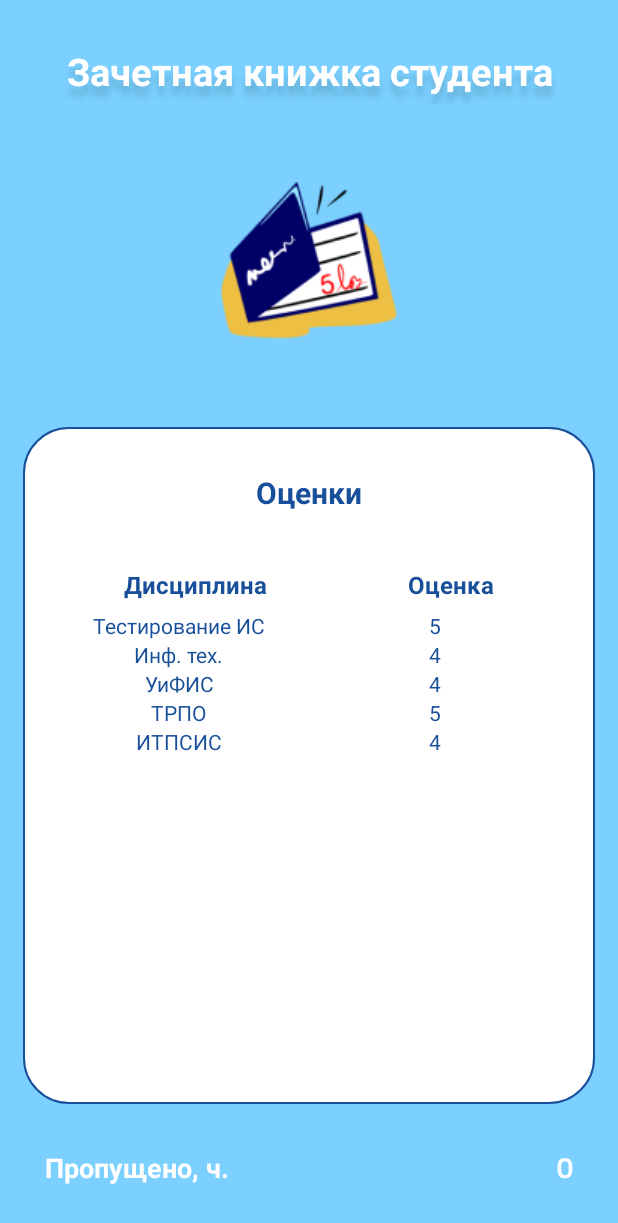
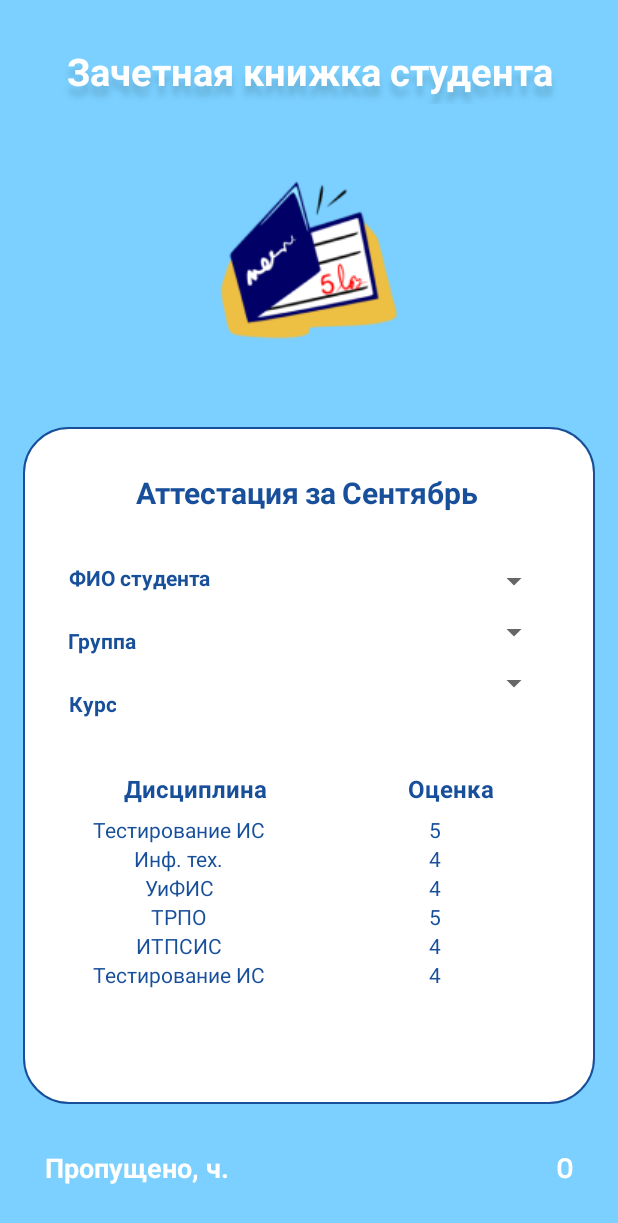
Before and after one commit to Hitakoto/zachetka, an Android app: the fragment HomeTeacherFragment shown on its own in the app's theme, on a phone screen of 412 x 824 dp. Shown: the top 1223 px of the screen. Run offline under Robolectric (Android 15) with nearby library versions, the light colour scheme and no system bars; Roboto replaces fonts that are not available here.

Commit message:
Second message

```diff
--- a/Zachetka/app/src/main/java/com/example/zachetka/d.java
+++ b/Zachetka/app/src/main/java/com/example/zachetka/d.java
@@ -1,4 +1,5 @@
 package com.example.zachetka;
 
 public class d {
+
 }
--- a/Zachetka/app/src/main/java/com/example/zachetka/student/StudentRecordActivity.kt
+++ b/Zachetka/app/src/main/java/com/example/zachetka/student/StudentRecordActivity.kt
@@ -48,7 +48,9 @@ class StudentRecordActivity : AppCompatActivity() {
         val layoutParams = TableRow.LayoutParams(0, TableRow.LayoutParams.WRAP_CONTENT, 1f)
         layoutParams.weight = 1f
 
-        val cursor = database.rawQuery("SELECT Discipline.nameDis, FormsAttestations.title, PromezhAttestation.date, PromezhAttestation.grade FROM PromezhAttestation, Discipline, Students, FormsAttestations, Users WHERE Users.idUser = Students.idUser AND Discipline.idDiscipline = PromezhAttestation.idDiscipline AND PromezhAttestation.idStudent = Students.idStudent AND FormsAttestations.idForm = PromezhAttestation.idForm", null)
+        val id : String? = intent.getStringExtra("idUser")
+
+        val cursor = database.rawQuery("SELECT Discipline.nameDis, FormsAttestations.title, PromezhAttestation.date, PromezhAttestation.grade FROM PromezhAttestation, Discipline, Students, FormsAttestations, Users WHERE Users.idUser = Students.idUser AND Discipline.idDiscipline = PromezhAttestation.idDiscipline AND PromezhAttestation.idStudent = Students.idStudent AND FormsAttestations.idForm = PromezhAttestation.idForm AND Users.idUser = $id", null)
         if (cursor.moveToFirst()) {
             do {
                 val row = TableRow(this)
--- a/Zachetka/app/src/main/java/com/example/zachetka/student/studentMainFragments/month/MonthStudentFragment.kt
+++ b/Zachetka/app/src/main/java/com/example/zachetka/student/studentMainFragments/month/MonthStudentFragment.kt
@@ -49,7 +49,9 @@ class MonthStudentFragment : Fragment() {
         val layoutParams = TableRow.LayoutParams(0, TableRow.LayoutParams.WRAP_CONTENT, 1f)
         layoutParams.weight = 1f
 
-        val cursor = database.rawQuery("SELECT Discipline.nameDis, MonthAttestation.month, MonthAttestation.grade FROM MonthAttestation, Discipline, Students WHERE MonthAttestation.idDiscipline = Discipline.idDiscipline AND Students.idStudent = MonthAttestation.idStudent", null)
+        val id : String? = activity?.intent?.getStringExtra("idUser")
+
+        val cursor = database.rawQuery("SELECT Discipline.nameDis, MonthAttestation.month, MonthAttestation.grade FROM MonthAttestation, Discipline, Students WHERE MonthAttestation.idDiscipline = Discipline.idDiscipline AND Students.idStudent = MonthAttestation.idStudent AND Students.idUser = $id", null)
         if (cursor.moveToFirst()) {
             do {
                 val row = TableRow(activity!!)
--- a/Zachetka/app/src/main/java/com/example/zachetka/student/studentMainFragments/semestr/SemestrStudentFragment.kt
+++ b/Zachetka/app/src/main/java/com/example/zachetka/student/studentMainFragments/semestr/SemestrStudentFragment.kt
@@ -52,7 +52,9 @@ class SemestrStudentFragment : Fragment() {
         val layoutParams = TableRow.LayoutParams(0, TableRow.LayoutParams.WRAP_CONTENT, 1f)
         layoutParams.weight = 1f
 
-        val cursor = database.rawQuery("SELECT Discipline.nameDis, SemestrAttestation.semestr, SemestrAttestation.grade FROM SemestrAttestation, Discipline, Students WHERE SemestrAttestation.idDiscipline = Discipline.idDiscipline AND Students.idStudent = SemestrAttestation.idStudent", null)
+        val id : String? = activity?.intent?.getStringExtra("idUser")
+
+        val cursor = database.rawQuery("SELECT Discipline.nameDis, SemestrAttestation.semestr, SemestrAttestation.grade FROM SemestrAttestation, Discipline, Students WHERE SemestrAttestation.idDiscipline = Discipline.idDiscipline AND Students.idStudent = SemestrAttestation.idStudent AND Students.idUser = $id", null)
         if (cursor.moveToFirst()) {
             do {
                 val row = TableRow(activity!!)
--- a/Zachetka/app/src/main/java/com/example/zachetka/teacher/TeacherRecordActivity.kt
+++ b/Zachetka/app/src/main/java/com/example/zachetka/teacher/TeacherRecordActivity.kt
@@ -48,6 +48,8 @@ class TeacherRecordActivity : AppCompatActivity() {
         val layoutParams = TableRow.LayoutParams(0, TableRow.LayoutParams.WRAP_CONTENT, 1f)
         layoutParams.weight = 1f
 
+        //SELECT Discipline.nameDis, FormsAttestations.title, PromezhAttestation.date, PromezhAttestation.grade FROM PromezhAttestation, Discipline, Students, FormsAttestations, Users, Groups, Teachers WHERE Users.idUser = Students.idUser AND Discipline.idDiscipline = PromezhAttestation.idDiscipline AND PromezhAttestation.idStudent = Students.idStudent AND FormsAttestations.idForm = PromezhAttestation.idForm AND Students.idGroup = Groups.idGroup AND Groups.idTeacher = Teachers.idTeacher AND Teachers.idUser = Users.idUser AND Users.idUser = $id
+
         val cursor = database.rawQuery("SELECT Discipline.nameDis, FormsAttestations.title, PromezhAttestation.date, PromezhAttestation.grade FROM PromezhAttestation, Discipline, Students, FormsAttestations, Users WHERE Users.idUser = Students.idUser AND Discipline.idDiscipline = PromezhAttestation.idDiscipline AND PromezhAttestation.idStudent = Students.idStudent AND FormsAttestations.idForm = PromezhAttestation.idForm", null)
         if (cursor.moveToFirst()) {
             do {
--- a/Zachetka/app/src/main/java/com/example/zachetka/teacher/teacherMainFragments/home/HomeTeacherFragment.kt
+++ b/Zachetka/app/src/main/java/com/example/zachetka/teacher/teacherMainFragments/home/HomeTeacherFragment.kt
@@ -14,6 +14,7 @@ import android.widget.*
 import androidx.fragment.app.Fragment
 import com.example.zachetka.R
 import com.example.zachetka.dbHelper.DBHelper
+import com.example.zachetka.student.StudentRecordActivity
 import com.example.zachetka.teacher.TeacherRecordActivity
 import java.io.IOException
 
@@ -25,6 +26,8 @@ class HomeTeacherFragment : Fragment() {
     lateinit var linRet: LinearLayout
     lateinit var tableRet: TableLayout
 
+    lateinit var titleMonthName: TextView
+
     private lateinit var dbHelper: DBHelper
     private lateinit var database: SQLiteDatabase
 
@@ -33,9 +36,14 @@ class HomeTeacherFragment : Fragment() {
         v = inflater.inflate(R.layout.fragment_home_teacher, container, false)
 
         ivbRecord = v.findViewById(R.id.ivb_recT)
+        titleMonthName = v.findViewById(R.id.titleUsersT)
+
+        val id : String? = activity?.intent?.getStringExtra("idUser")
 
         ivbRecord.setOnClickListener(View.OnClickListener { _ ->
-            startActivity(Intent(activity, TeacherRecordActivity::class.java))
+            var intentTRA = Intent(activity, TeacherRecordActivity::class.java)
+            intentTRA.putExtra("idUser", id.toString());
+            startActivity(intentTRA)
         })
 
         linRet = v.findViewById(R.id.linearRatingsT)
@@ -58,7 +66,7 @@ class HomeTeacherFragment : Fragment() {
         val layoutParams = TableRow.LayoutParams(0, TableRow.LayoutParams.WRAP_CONTENT, 1f)
         layoutParams.weight = 1f
 
-        val cursor = database.rawQuery("SELECT Discipline.nameDis, MonthAttestation.grade FROM MonthAttestation, Discipline, Students WHERE MonthAttestation.idDiscipline = Discipline.idDiscipline AND Students.idStudent = MonthAttestation.idStudent", null)
+        val cursor = database.rawQuery("SELECT Discipline.nameDis, MonthAttestation.grade, MonthAttestation.month FROM MonthAttestation, Discipline, Students WHERE MonthAttestation.idDiscipline = Discipline.idDiscipline AND Students.idStudent = MonthAttestation.idStudent", null)
         if (cursor.moveToFirst()) {
             do {
                 val row = TableRow(activity!!)
@@ -74,6 +82,10 @@ class HomeTeacherFragment : Fragment() {
                 textGrade.gravity = Gravity.CENTER
                 textGrade.textAlignment = View.TEXT_ALIGNMENT_CENTER
 
+                var titleMonth: String = cursor.getString(2).toString() + " "
+
+                titleMonthName.text = "Аттестация за $titleMonth"
+
                 row.addView(textDis, layoutParams)
                 row.addView(textGrade, layoutParams)
                 tableRet.addView(row)
--- a/Zachetka/app/src/main/java/com/example/zachetka/teacher/teacherMainFragments/month/MonthTeacherFragment.kt
+++ b/Zachetka/app/src/main/java/com/example/zachetka/teacher/teacherMainFragments/month/MonthTeacherFragment.kt
@@ -52,7 +52,9 @@ class MonthTeacherFragment : Fragment() {
         val layoutParams = TableRow.LayoutParams(0, TableRow.LayoutParams.WRAP_CONTENT, 1f)
         layoutParams.weight = 1f
 
-        val cursor = database.rawQuery("SELECT Discipline.nameDis, MonthAttestation.month, MonthAttestation.grade FROM MonthAttestation, Discipline, Students WHERE MonthAttestation.idDiscipline = Discipline.idDiscipline AND Students.idStudent = MonthAttestation.idStudent", null)
+        val id : String? = activity?.intent?.getStringExtra("idUser")
+
+        val cursor = database.rawQuery("SELECT Discipline.nameDis, MonthAttestation.month, MonthAttestation.grade FROM MonthAttestation, Discipline, Students, Groups, Teachers, Users WHERE MonthAttestation.idDiscipline = Discipline.idDiscipline AND Students.idStudent = MonthAttestation.idStudent AND Students.idGroup = Groups.idGroup AND Groups.idTeacher = Teachers.idTeacher AND Teachers.idUser = Users.idUser AND Users.idUser = $id", null)
         if (cursor.moveToFirst()) {
             do {
                 val row = TableRow(activity!!)
--- a/Zachetka/app/src/main/java/com/example/zachetka/teacher/teacherMainFragments/semestr/SemestrTeacherFragment.kt
+++ b/Zachetka/app/src/main/java/com/example/zachetka/teacher/teacherMainFragments/semestr/SemestrTeacherFragment.kt
@@ -52,7 +52,9 @@ class SemestrTeacherFragment : Fragment() {
         val layoutParams = TableRow.LayoutParams(0, TableRow.LayoutParams.WRAP_CONTENT, 1f)
         layoutParams.weight = 1f
 
-        val cursor = database.rawQuery("SELECT Discipline.nameDis, SemestrAttestation.semestr, SemestrAttestation.grade FROM SemestrAttestation, Discipline, Students WHERE SemestrAttestation.idDiscipline = Discipline.idDiscipline AND Students.idStudent = SemestrAttestation.idStudent", null)
+        val id : String? = activity?.intent?.getStringExtra("idUser")
+
+        val cursor = database.rawQuery("SELECT Discipline.nameDis, SemestrAttestation.semestr, SemestrAttestation.grade FROM SemestrAttestation, Discipline, Students, Groups, Teachers, Users WHERE SemestrAttestation.idDiscipline = Discipline.idDiscipline AND Students.idStudent = SemestrAttestation.idStudent AND Students.idGroup = Groups.idGroup AND Groups.idTeacher = Teachers.idTeacher AND Teachers.idUser = Users.idUser AND Users.idUser = $id", null)
         if (cursor.moveToFirst()) {
             do {
                 val row = TableRow(activity!!)
--- a/Zachetka/app/src/main/res/layout/fragment_home_student.xml
+++ b/Zachetka/app/src/main/res/layout/fragment_home_student.xml
@@ -49,7 +49,7 @@
         android:orientation="horizontal">
 
         <TextView
-            android:id="@+id/titleUsersS"
+            android:id="@+id/titleGradesS"
             android:layout_width="match_parent"
             android:layout_height="wrap_content"
             android:layout_marginTop="30dp"
@@ -63,7 +63,7 @@
             android:id="@+id/scrollViewS"
             android:layout_width="match_parent"
             android:layout_height="419dp"
-            android:layout_below="@+id/titleUsersS"
+            android:layout_below="@+id/titleGradesS"
             android:layout_marginTop="30dp"
             tools:ignore="SpeakableTextPresentCheck">
 
--- a/Zachetka/app/src/main/res/layout/fragment_home_teacher.xml
+++ b/Zachetka/app/src/main/res/layout/fragment_home_teacher.xml
@@ -54,16 +54,84 @@
             android:layout_height="wrap_content"
             android:layout_marginTop="30dp"
             android:fontFamily="@font/rubik_bold"
-            android:text="@string/text_marks"
             android:textAlignment="center"
             android:textColor="@color/button_color"
             android:textSize="20dp" />
+
+        <TextView
+            android:id="@+id/textStudentMain"
+            android:layout_width="wrap_content"
+            android:layout_height="wrap_content"
+            android:layout_below="@+id/titleUsersT"
+            android:layout_marginLeft="30dp"
+            android:layout_marginTop="30dp"
+            android:fontFamily="@font/rubik_bold"
+            android:gravity="center"
+            android:text="@string/text_stud"
+            android:textAlignment="center"
+            android:textColor="@color/button_color"
+            android:textSize="14dp" />
+
+        <TextView
+            android:id="@+id/textGroupMain"
+            android:layout_width="wrap_content"
+            android:layout_height="wrap_content"
+            android:layout_below="@+id/textStudentMain"
+            android:fontFamily="@font/rubik_bold"
+            android:gravity="center"
+            android:textAlignment="center"
+            android:textColor="@color/button_color"
+            android:textSize="14dp"
+            android:layout_marginTop="20dp"
+            android:layout_marginLeft="30dp"
+            android:text="@string/text_group"/>
+
+        <TextView
+            android:id="@+id/textCourseMain"
+            android:layout_width="wrap_content"
+            android:layout_height="wrap_content"
+            android:layout_below="@+id/textGroupMain"
+            android:layout_marginLeft="30dp"
+            android:layout_marginTop="20dp"
+            android:fontFamily="@font/rubik_bold"
+            android:gravity="center"
+            android:text="@string/text_course"
+            android:textAlignment="center"
+            android:textColor="@color/button_color"
+            android:textSize="14dp" />
+
+        <Spinner
+            android:id="@+id/spinnerStudentsMain"
+            android:layout_width="wrap_content"
+            android:layout_height="wrap_content"
+            android:layout_below="@+id/titleUsersT"
+            android:layout_alignParentRight="true"
+            android:layout_marginTop="30dp"
+            android:layout_marginRight="30dp" />
+
+        <Spinner
+            android:id="@+id/spinnerGroupsMain"
+            android:layout_width="wrap_content"
+            android:layout_height="wrap_content"
+            android:layout_below="@+id/spinnerStudentsMain"
+            android:layout_marginTop="10dp"
+            android:layout_marginRight="30dp"
+            android:layout_alignParentRight="true"/>
+
+        <Spinner
+            android:id="@+id/spinnerCourseMain"
+            android:layout_width="wrap_content"
+            android:layout_height="wrap_content"
+            android:layout_below="@+id/spinnerGroupsMain"
+            android:layout_marginTop="10dp"
+            android:layout_marginRight="30dp"
+            android:layout_alignParentRight="true"/>
 
         <ScrollView
             android:id="@+id/scrollViewT"
             android:layout_width="match_parent"
             android:layout_height="419dp"
-            android:layout_below="@+id/titleUsersT"
+            android:layout_below="@+id/textCourseMain"
             android:layout_marginTop="30dp"
             tools:ignore="SpeakableTextPresentCheck">
 
--- a/Zachetka/app/src/main/res/values/strings.xml
+++ b/Zachetka/app/src/main/res/values/strings.xml
@@ -19,7 +19,7 @@
     <string name="menu_settings">Настройки</string>
 
     <string name="text_rec_book">Зачетная книжка студента</string>
-    <string name="text_marks">Оценки</string>
+    <string name="text_marks">Аттестация</string>
     <string name="text_users">Пользователи системы</string>
     <string name="text_prom">Промежуточная аттестация</string>
 
@@ -66,4 +66,10 @@
     <string name="text_tvb_about_app">О приложении</string>
     <string name="title_activity_admin_main">AdminMainActivity</string>
     <string name="title_activity_teacher_main">TeacherMainActivity</string>
+
+    <string name="title_edit_mode">Режим редактирования</string>
+
+    <string name="text_stud">ФИО студента</string>
+    <string name="text_group">Группа</string>
+    <string name="text_course">Курс</string>
 </resources>
```
Also changed, not shown: Zachetka/app/src/main/AndroidManifest.xml (+7 -0 lines), Zachetka/app/src/main/java/com/example/zachetka/SignInActivity.kt (+11 -4 lines), Zachetka/app/src/main/java/com/example/zachetka/admin/EditUserModeActivity.kt (added, +12 -0 lines), Zachetka/app/src/main/java/com/example/zachetka/admin/adminMainFragments/home/HomeAdminFragment.kt (+10 -4 lines), Zachetka/app/src/main/java/com/example/zachetka/student/StudentMainActivity.kt (+2 -2 lines), Zachetka/app/src/main/java/com/example/zachetka/student/studentMainFragments/home/HomeStudentFragment.kt (+7 -2 lines), Zachetka/app/src/main/java/com/example/zachetka/teacher/TeacherMainActivity.kt (+3 -0 lines), Zachetka/app/src/main/res/layout/activity_edit_user_mode.xml (added, +117 -0 lines), Zachetka/app/src/main/assets/DBGrade.db, 228 other files.
